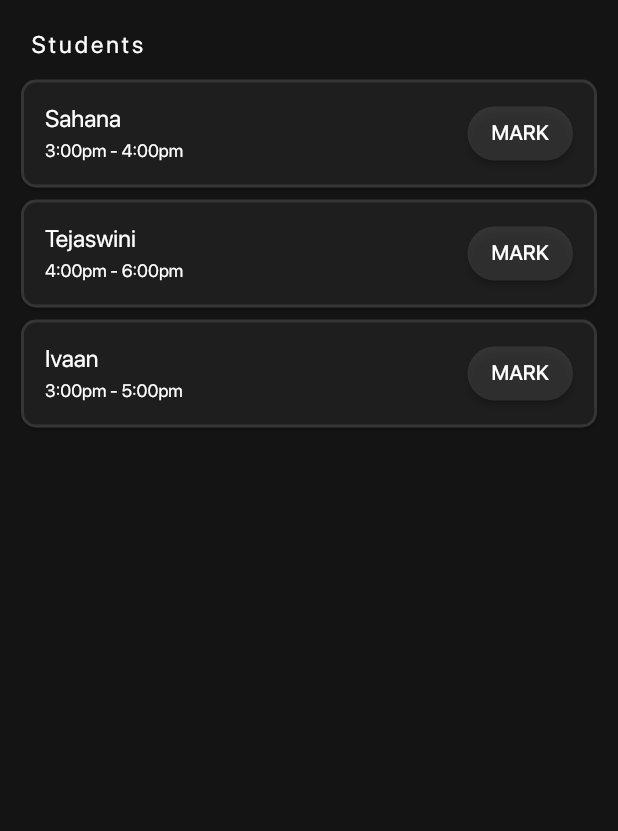
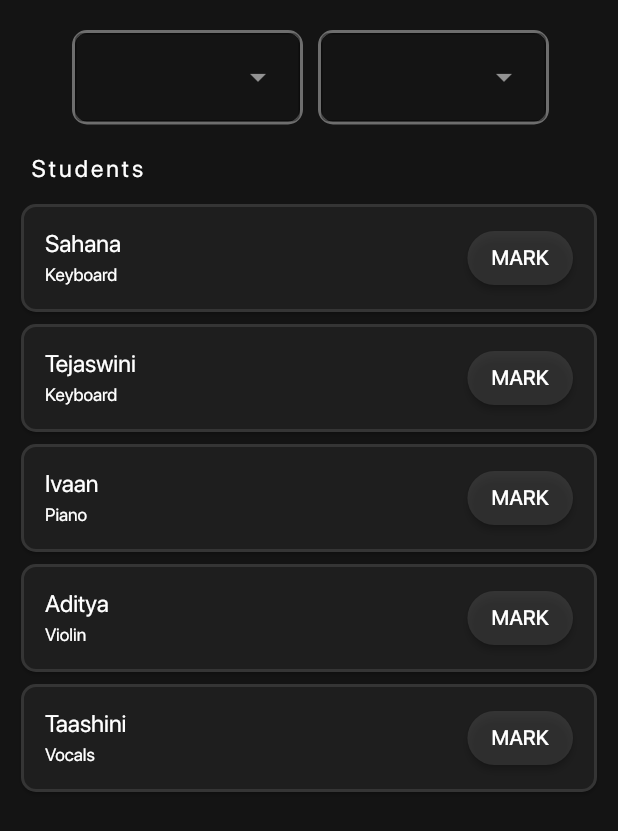
Before and after one commit to itcodehery/FlutterAttendanceApp, a Flutter app: the InstrumentsPage screen opened directly, on a phone screen of 412 x 824 dp. Shown: the top 831 px of the screen. Run offline on Flutter 3.47's test engine with Material 2 defaults, Android fonts, the phone set to English and light mode, and no system bars.

Commit message:
Made changes: Instrument & AddStudent Pages

```diff
--- a/attendance_app/lib/Pages/instruments_page.dart
+++ b/attendance_app/lib/Pages/instruments_page.dart
@@ -1,3 +1,4 @@
+import 'package:attendance_app/Pages/AddPage%20Pages/add_Student.dart';
 import 'package:attendance_app/Pages/homepage.dart';
 import 'package:attendance_app/Pages/Instrument%20Content/instrumentcard.dart';
 import 'package:flutter/material.dart';
@@ -12,13 +13,43 @@ class InstrumentsPage extends StatefulWidget {
 class InstrumentsPageState extends State<InstrumentsPage> {
   Widget instrumentsMarkList() {
     Map<String, String> students = {
-      "Sahana": "3:00pm - 4:00pm",
-      "Tejaswini": "4:00pm - 6:00pm",
-      "Ivaan": "3:00pm - 5:00pm"
+      "Sahana": "Keyboard",
+      "Tejaswini": "Keyboard",
+      "Ivaan": "Piano",
+      "Aditya": "Violin",
+      'Taashini': 'Vocals',
     };
+
+    List<String> timingsWeekdays = ['4:00pm', '5:00pm', '6:00pm', '7:00pm'];
 
     return Column(
       children: [
+        Row(
+          mainAxisAlignment: MainAxisAlignment.center,
+          children: [
+            const SizedBox(
+              width: 2,
+            ),
+            Flex(direction: Axis.vertical, children: [
+              const SizedBox(
+                height: 10,
+              ),
+              TimingDropMenu(
+                  droplist: timingsWeekdays,
+                  timinglabel: timingsWeekdays.first),
+              const SizedBox(height: 10),
+            ]),
+            const SizedBox(width: 10),
+            Flex(direction: Axis.vertical, children: [
+              const SizedBox(
+                height: 10,
+              ),
+              TimingDropMenu(
+                  droplist: instruments, timinglabel: instruments.first),
+              const SizedBox(height: 10),
+            ]),
+          ],
+        ),
         const CategoryTitleText(categoryTitle: "Students"),
         for (var item in students.keys)
           Card(
@@ -64,3 +95,41 @@ class InstrumentsPageState extends State<InstrumentsPage> {
     );
   }
 }
+
+class TimingDropMenu extends StatelessWidget {
+  const TimingDropMenu({
+    super.key,
+    required this.droplist,
+    required this.timinglabel,
+  });
+
+  final List<String> droplist;
+  final String timinglabel;
+
+  @override
+  Widget build(BuildContext context) {
+    return Container(
+      decoration: BoxDecoration(
+          border: Border.all(color: Colors.white38, width: 2),
+          borderRadius: BorderRadius.circular(10)),
+      child: DropdownMenu(
+        trailingIcon: const Icon(Icons.arrow_drop_down, color: Colors.white54),
+        width: 320 / 2 - 10,
+        inputDecorationTheme: InputDecorationTheme(
+            activeIndicatorBorder: BorderSide(color: Colors.red[300]!),
+            border: OutlineInputBorder(
+                borderRadius: BorderRadius.circular(5),
+                borderSide: const BorderSide(color: Colors.white54, width: 5))),
+        dropdownMenuEntries: [
+          for (var item in droplist) DropdownMenuEntry(value: item, label: item)
+        ],
+        textStyle: const TextStyle(color: Colors.white54),
+        menuStyle: const MenuStyle(
+          side: MaterialStatePropertyAll(
+              BorderSide(color: Colors.white, width: 2)),
+        ),
+        initialSelection: Colors.white,
+      ),
+    );
+  }
+}
```
Also changed, not shown: attendance_app/lib/Pages/AddPage Pages/add_Student.dart (+59 -17 lines).
